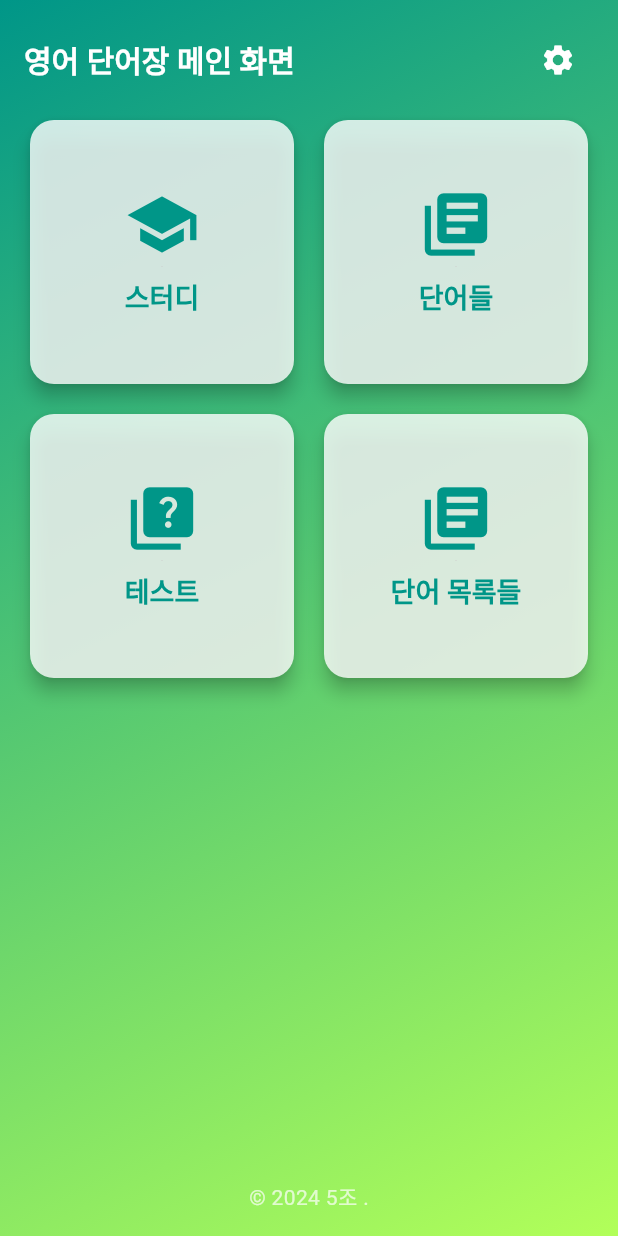
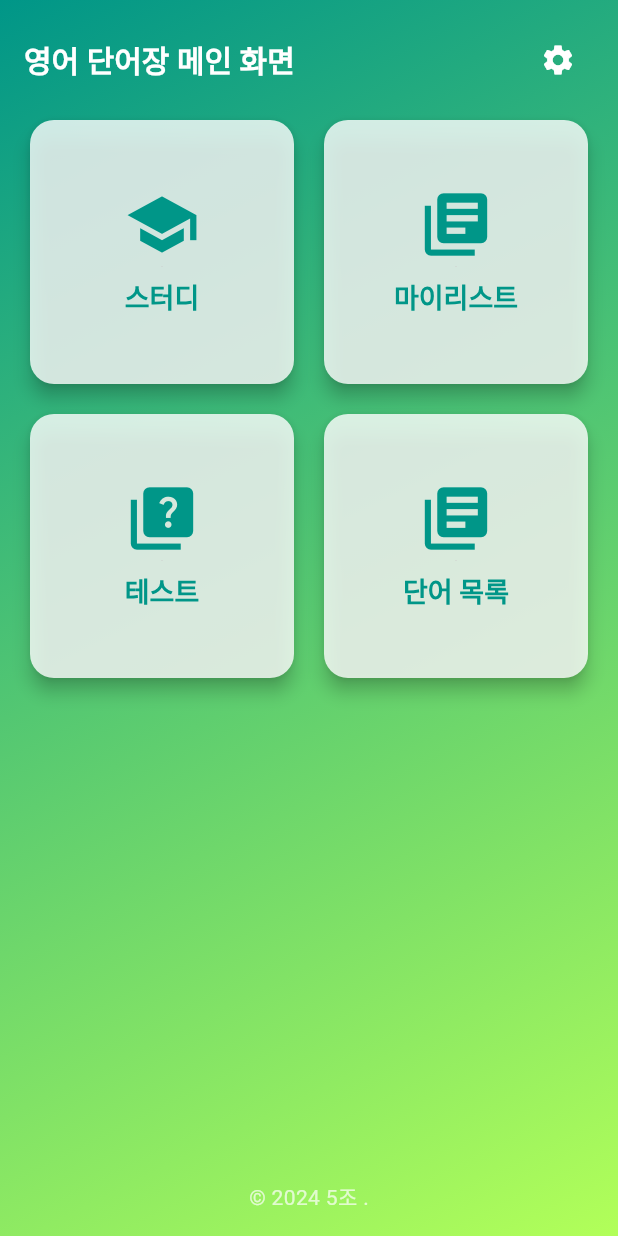
Before and after one commit to Cheon31/english_study, a Flutter app: the screen it shows after launch, on a phone screen of 412 x 824 dp. Run offline on Flutter 3.47's test engine with Material 3 defaults, Android fonts, the light colour scheme and no system bars; our stand-ins replace flutter_tts, google_fonts, sqflite; accounts and stored records are empty.

Commit message:
단어들 => My 리스트로 바꿈 단어 목록에서 마이리스트로 넣는 버튼추가

```diff
--- a/lib/main.dart
+++ b/lib/main.dart
@@ -122,9 +122,9 @@ class MainPage extends StatelessWidget {
   // 버튼 아이콘을 위한 데이터 리스트
   final List<_MainButtonData> buttonData = const [
     _MainButtonData(title: '스터디', icon: Icons.school),
-    _MainButtonData(title: '단어들', icon: Icons.library_books), // "리스트"와 "단어"를 합친 버튼
+    _MainButtonData(title: '마이리스트', icon: Icons.library_books), // "리스트"와 "단어"를 합친 버튼
     _MainButtonData(title: '테스트', icon: Icons.quiz),
-    _MainButtonData(title: '단어 목록들', icon: Icons.library_books), // 기존 "단어 목록들" 버튼
+    _MainButtonData(title: '단어 목록', icon: Icons.library_books), // 기존 "단어 목록들" 버튼
   ];
 
   @override
@@ -186,7 +186,7 @@ class MainPage extends StatelessWidget {
                                 ),
                               );
                               break;
-                            case '단어들':
+                            case '마이리스트':
                             // 변경된 부분: 다이얼로그 대신 바로 HomePage로 이동
                               Navigator.push(
                                 context,
@@ -203,7 +203,7 @@ class MainPage extends StatelessWidget {
                                 ),
                               );
                               break;
-                            case '단어 목록들': // 기존 "단어 목록들" 버튼의 동작 정의
+                            case '단어 목록': // 기존 "단어 목록들" 버튼의 동작 정의
                               Navigator.push(
                                 context,
                                 MaterialPageRoute(
```
